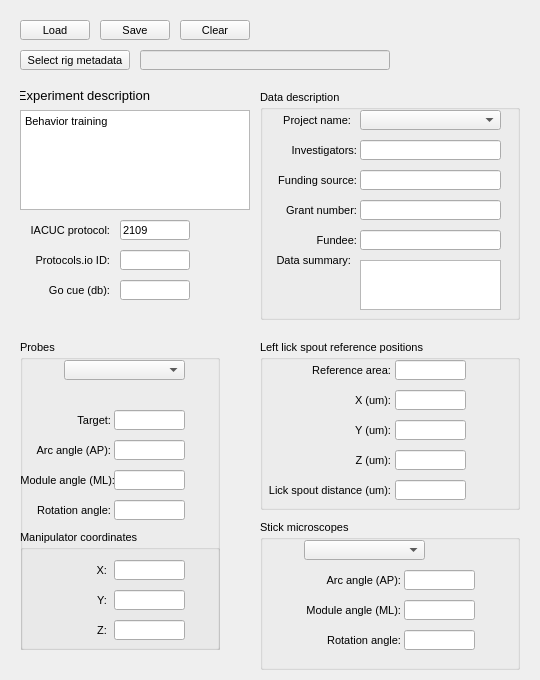
First picture: the form in src/foraging_gui/MetaData.ui, repository AllenNeuralDynamics/dynamic-foraging-task, before the edit.
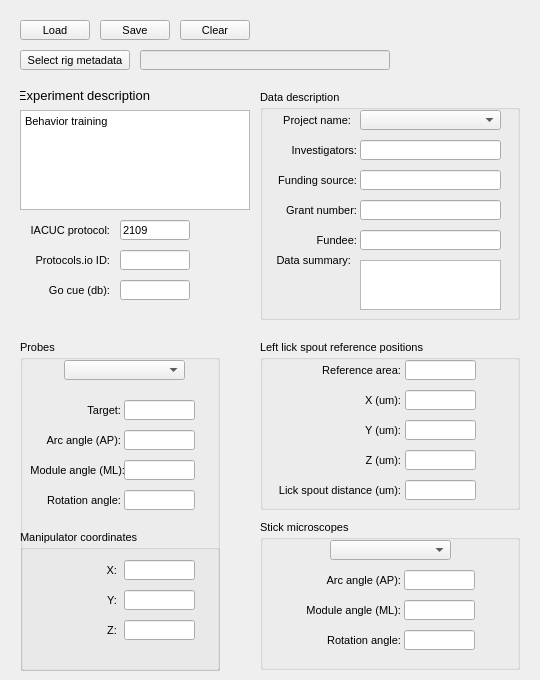
Second picture: the form after the edit.

Commit message: resizing QT designer

```diff
--- a/src/foraging_gui/MetaData.ui
+++ b/src/foraging_gui/MetaData.ui
@@ -328,7 +328,7 @@
      <x>20</x>
      <y>340</y>
      <width>200</width>
-     <height>310</height>
+     <height>331</height>
     </rect>
    </property>
    <property name="title">
@@ -337,8 +337,8 @@
    <widget class="QLabel" name="label_76">
     <property name="geometry">
      <rect>
-      <x>0</x>
-      <y>160</y>
+      <x>10</x>
+      <y>150</y>
       <width>91</width>
       <height>20</height>
      </rect>
@@ -362,8 +362,8 @@
    <widget class="QLabel" name="label_75">
     <property name="geometry">
      <rect>
-      <x>0</x>
-      <y>130</y>
+      <x>10</x>
+      <y>120</y>
       <width>95</width>
       <height>20</height>
      </rect>
@@ -387,8 +387,8 @@
    <widget class="QLineEdit" name="RotationAngle">
     <property name="geometry">
      <rect>
-      <x>94</x>
-      <y>160</y>
+      <x>104</x>
+      <y>150</y>
       <width>71</width>
       <height>20</height>
      </rect>
@@ -437,8 +437,8 @@
    <widget class="QLabel" name="label_74">
     <property name="geometry">
      <rect>
-      <x>0</x>
-      <y>100</y>
+      <x>10</x>
+      <y>90</y>
       <width>91</width>
       <height>20</height>
      </rect>
@@ -462,8 +462,8 @@
    <widget class="QLineEdit" name="ModuleAngle">
     <property name="geometry">
      <rect>
-      <x>94</x>
-      <y>130</y>
+      <x>104</x>
+      <y>120</y>
       <width>71</width>
       <height>20</height>
      </rect>
@@ -481,8 +481,8 @@
    <widget class="QLineEdit" name="ArcAngle">
     <property name="geometry">
      <rect>
-      <x>94</x>
-      <y>100</y>
+      <x>104</x>
+      <y>90</y>
       <width>71</width>
       <height>20</height>
      </rect>
@@ -503,7 +503,7 @@
       <x>0</x>
       <y>190</y>
       <width>200</width>
-      <height>121</height>
+      <height>141</height>
      </rect>
     </property>
     <property name="title">
@@ -512,7 +512,7 @@
     <widget class="QLineEdit" name="ManipulatorX">
      <property name="geometry">
       <rect>
-       <x>94</x>
+       <x>104</x>
        <y>30</y>
        <width>71</width>
        <height>20</height>
@@ -531,7 +531,7 @@
     <widget class="QLabel" name="label_78">
      <property name="geometry">
       <rect>
-       <x>-4</x>
+       <x>6</x>
        <y>30</y>
        <width>91</width>
        <height>20</height>
@@ -556,7 +556,7 @@
     <widget class="QLineEdit" name="ManipulatorZ">
      <property name="geometry">
       <rect>
-       <x>94</x>
+       <x>104</x>
        <y>90</y>
        <width>71</width>
        <height>20</height>
@@ -575,7 +575,7 @@
     <widget class="QLineEdit" name="ManipulatorY">
      <property name="geometry">
       <rect>
-       <x>94</x>
+       <x>104</x>
        <y>60</y>
        <width>71</width>
        <height>20</height>
@@ -594,7 +594,7 @@
     <widget class="QLabel" name="label_79">
      <property name="geometry">
       <rect>
-       <x>-4</x>
+       <x>6</x>
        <y>90</y>
        <width>91</width>
        <height>20</height>
@@ -619,7 +619,7 @@
     <widget class="QLabel" name="label_77">
      <property name="geometry">
       <rect>
-       <x>-4</x>
+       <x>6</x>
        <y>60</y>
        <width>91</width>
        <height>20</height>
@@ -645,8 +645,8 @@
    <widget class="QLabel" name="label_80">
     <property name="geometry">
      <rect>
-      <x>0</x>
-      <y>70</y>
+      <x>10</x>
+      <y>60</y>
       <width>91</width>
       <height>20</height>
      </rect>
@@ -670,8 +670,8 @@
    <widget class="QLineEdit" name="ProbeTarget">
     <property name="geometry">
      <rect>
-      <x>94</x>
-      <y>70</y>
+      <x>104</x>
+      <y>60</y>
       <width>71</width>
       <height>20</height>
      </rect>
@@ -727,7 +727,7 @@
    <widget class="QComboBox" name="StickMicroscopes">
     <property name="geometry">
      <rect>
-      <x>44</x>
+      <x>70</x>
       <y>20</y>
       <width>121</width>
       <height>20</height>
@@ -1221,7 +1221,7 @@
    <widget class="QLabel" name="label_94">
     <property name="geometry">
      <rect>
-      <x>40</x>
+      <x>50</x>
       <y>80</y>
       <width>91</width>
       <height>20</height>
@@ -1246,7 +1246,7 @@
    <widget class="QLineEdit" name="LickSpoutReferenceZ">
     <property name="geometry">
      <rect>
-      <x>135</x>
+      <x>145</x>
       <y>110</y>
       <width>71</width>
       <height>20</height>
@@ -1265,7 +1265,7 @@
    <widget class="QLabel" name="label_92">
     <property name="geometry">
      <rect>
-      <x>40</x>
+      <x>50</x>
       <y>50</y>
       <width>91</width>
       <height>20</height>
@@ -1290,7 +1290,7 @@
    <widget class="QLineEdit" name="LickSpoutReferenceY">
     <property name="geometry">
      <rect>
-      <x>135</x>
+      <x>145</x>
       <y>80</y>
       <width>71</width>
       <height>20</height>
@@ -1309,7 +1309,7 @@
    <widget class="QLineEdit" name="LickSpoutReferenceX">
     <property name="geometry">
      <rect>
-      <x>135</x>
+      <x>145</x>
       <y>50</y>
       <width>71</width>
       <height>20</height>
@@ -1328,7 +1328,7 @@
    <widget class="QLabel" name="label_93">
     <property name="geometry">
      <rect>
-      <x>40</x>
+      <x>50</x>
       <y>110</y>
       <width>91</width>
       <height>20</height>
@@ -1353,7 +1353,7 @@
    <widget class="QLineEdit" name="LickSpoutReferenceArea">
     <property name="geometry">
      <rect>
-      <x>135</x>
+      <x>145</x>
       <y>20</y>
       <width>71</width>
       <height>20</height>
@@ -1372,7 +1372,7 @@
    <widget class="QLabel" name="label_95">
     <property name="geometry">
      <rect>
-      <x>20</x>
+      <x>30</x>
       <y>20</y>
       <width>111</width>
       <height>20</height>
@@ -1397,7 +1397,7 @@
    <widget class="QLineEdit" name="LickSpoutDistance">
     <property name="geometry">
      <rect>
-      <x>135</x>
+      <x>145</x>
       <y>140</y>
       <width>71</width>
       <height>20</height>
@@ -1416,7 +1416,7 @@
    <widget class="QLabel" name="label_96">
     <property name="geometry">
      <rect>
-      <x>-10</x>
+      <x>0</x>
       <y>140</y>
       <width>141</width>
       <height>20</height>
```
Left out of the diff: 2 changed lines with no effect on the pictures.
